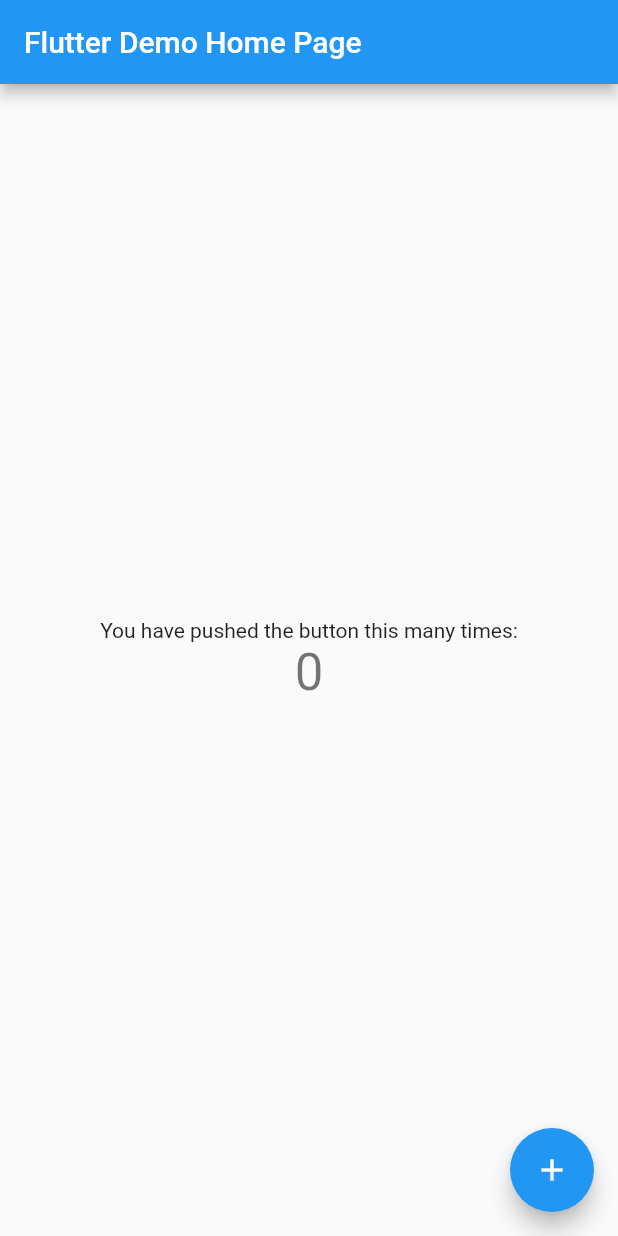
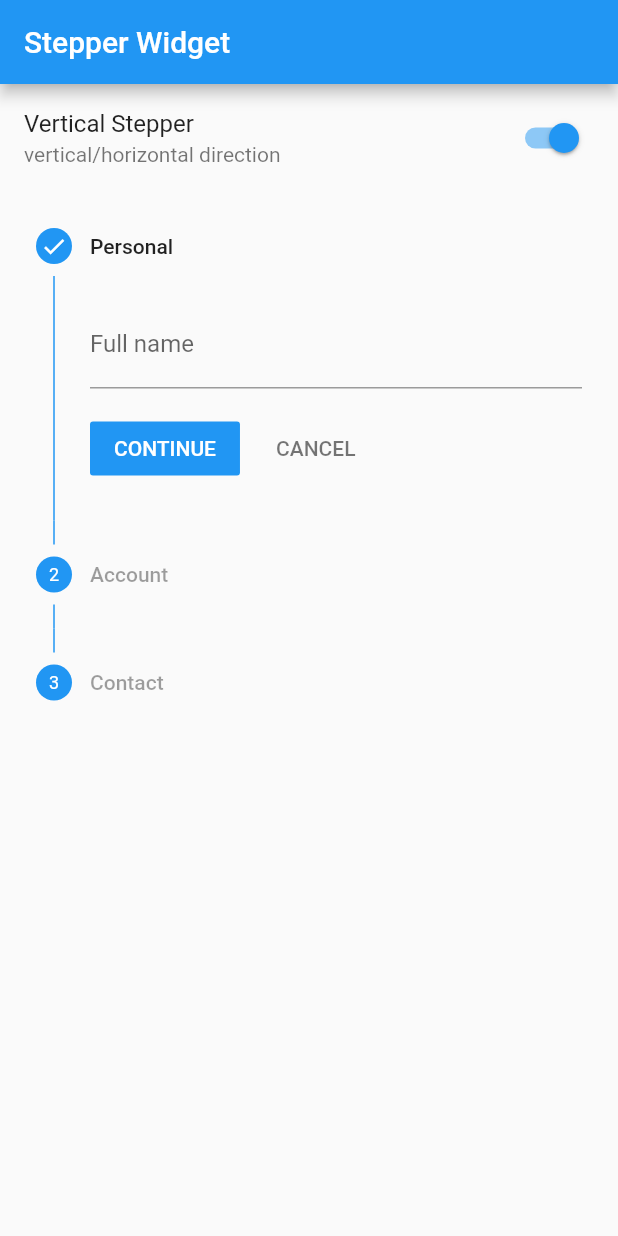
Before and after one commit to Faiz-rhm/Flutter_Widgets, a Flutter app: the screen it shows after launch, on a phone screen of 412 x 824 dp. Run offline on Flutter 3.47's test engine with Material 2 defaults, Android fonts, the phone set to English and light mode, and no system bars.

Commit message:
Add Stepper Widget

```diff
--- a/lib/main.dart
+++ b/lib/main.dart
@@ -1,4 +1,5 @@
 import 'package:flutter/material.dart';
+import 'package:flutter_widgets/widgets/stepperWidget.dart';
 
 void main() {
   runApp(const MyApp());
@@ -11,7 +12,8 @@ class MyApp extends StatelessWidget {
   @override
   Widget build(BuildContext context) {
     return MaterialApp(
-      title: 'Flutter Demo',
+      debugShowCheckedModeBanner: false,
+      title: 'Flutter Widgets',
       theme: ThemeData(
         // This is the theme of your application.
         //
@@ -24,92 +26,7 @@ class MyApp extends StatelessWidget {
         // is not restarted.
         primarySwatch: Colors.blue,
       ),
-      home: const MyHomePage(title: 'Flutter Demo Home Page'),
+      home: const StepperWidget()
     );
   }
 }
-
-class MyHomePage extends StatefulWidget {
-  const MyHomePage({Key? key, required this.title}) : super(key: key);
-
-  // This widget is the home page of your application. It is stateful, meaning
-  // that it has a State object (defined below) that contains fields that affect
-  // how it looks.
-
-  // This class is the configuration for the state. It holds the values (in this
-  // case the title) provided by the parent (in this case the App widget) and
-  // used by the build method of the State. Fields in a Widget subclass are
-  // always marked "final".
-
-  final String title;
-
-  @override
-  State<MyHomePage> createState() => _MyHomePageState();
-}
-
-class _MyHomePageState extends State<MyHomePage> {
-  int _counter = 0;
-
-  void _incrementCounter() {
-    setState(() {
-      // This call to setState tells the Flutter framework that something has
-      // changed in this State, which causes it to rerun the build method below
-      // so that the display can reflect the updated values. If we changed
-      // _counter without calling setState(), then the build method would not be
-      // called again, and so nothing would appear to happen.
-      _counter++;
-    });
-  }
-
-  @override
-  Widget build(BuildContext context) {
-    // This method is rerun every time setState is called, for instance as done
-    // by the _incrementCounter method above.
-    //
-    // The Flutter framework has been optimized to make rerunning build methods
-    // fast, so that you can just rebuild anything that needs updating rather
-    // than having to individually change instances of widgets.
-    return Scaffold(
-      appBar: AppBar(
-        // Here we take the value from the MyHomePage object that was created by
-        // the App.build method, and use it to set our appbar title.
-        title: Text(widget.title),
-      ),
-      body: Center(
-        // Center is a layout widget. It takes a single child and positions it
-        // in the middle of the parent.
-        child: Column(
-          // Column is also a layout widget. It takes a list of children and
-          // arranges them vertically. By default, it sizes itself to fit its
-          // children horizontally, and tries to be as tall as its parent.
-          //
-          // Invoke "debug painting" (press "p" in the console, choose the
-          // "Toggle Debug Paint" action from the Flutter Inspector in Android
-          // Studio, or the "Toggle Debug Paint" command in Visual Studio Code)
-          // to see the wireframe for each widget.
-          //
-          // Column has various properties to control how it sizes itself and
-          // how it positions its children. Here we use mainAxisAlignment to
-          // center the children vertically; the main axis here is the vertical
-          // axis because Columns are vertical (the cross axis would be
-          // horizontal).
-          mainAxisAlignment: MainAxisAlignment.center,
-          children: <Widget>[
-            const Text(
-              'You have pushed the button this many times:',
-            ),
-            Text(
-              '$_counter',
-              style: Theme.of(context).textTheme.headline4,
-            ),
-          ],
-        ),
-      ),
-      floatingActionButton: FloatingActionButton(
-        onPressed: _incrementCounter,
-        tooltip: 'Increment',
-        child: const Icon(Icons.add),
-      ), // This trailing comma makes auto-formatting nicer for build methods.
-    );
-  }
-}
--- /dev/null
+++ b/lib/widgets/stepperWidget.dart
@@ -0,0 +1,117 @@
+import 'package:flutter/material.dart';
+
+class StepperWidget extends StatefulWidget {
+  const StepperWidget({Key? key}) : super(key: key);
+
+  @override
+  State<StepperWidget> createState() => _StepperWidgetState();
+}
+
+class _StepperWidgetState extends State<StepperWidget> {
+
+  int  _currentStepper = 0;
+
+  _stepTapped(int step){
+    setState(() => _currentStepper = step);
+  }
+
+  _stepContinue(){
+    _currentStepper < 2 ? setState(() => _currentStepper += 1) : null;
+  }
+
+  _stepCancel(){
+    _currentStepper > 0 ? setState(() => _currentStepper -= 1) : null;
+  }
+
+  bool _isVerticalStepper = true;
+
+  @override
+  Widget build(BuildContext context) {
+    return Scaffold(
+      appBar: AppBar(
+        title: const Text('Stepper Widget'),
+      ),
+      body: Column(
+        children: [
+          SwitchListTile(
+            title: const Text('Vertical Stepper'),
+            subtitle: const Text('vertical/horizontal direction'),
+            value: _isVerticalStepper,
+            onChanged: (_){
+              setState(() {
+                _isVerticalStepper = !_isVerticalStepper;
+              });
+            },
+          ),
+          Expanded(
+            child: Stepper(
+              type: _isVerticalStepper
+                ? StepperType.vertical
+                : StepperType.horizontal,
+              physics: const ScrollPhysics(),
+              currentStep: _currentStepper,
+              onStepTapped: (step) => _stepTapped(step),
+              onStepContinue: _stepContinue,
+              onStepCancel: _stepCancel,
+              steps: [
+                Step(
+                  title: const Text('Personal'),
+                  content: Column(
+                    children: [
+                      TextFormField(
+                        decoration: const InputDecoration(
+                          labelText: 'Full name'
+                        ),
+                      )
+                    ],
+                  ),
+                  isActive: _currentStepper >= 0,
+                  state: _currentStepper >= 0
+                    ? StepState.complete
+                    : StepState.disabled
+                ),
+                Step(
+                  title: const Text('Account'),
+                  content: Column(
+                    children: [
+                      TextFormField(
+                        decoration: const InputDecoration(
+                          labelText: 'Email Address'
+                        ),
+                      ),
+                      TextFormField(
+                        decoration: const InputDecoration(
+                          labelText: 'Password'
+                        ),
+                      )
+                    ],
+                  ),
+                  isActive: _currentStepper >= 0,
+                  state: _currentStepper >= 1
+                    ? StepState.complete
+                    : StepState.disabled
+                ),
+                Step(
+                  title: const Text('Contact'),
+                  content: Column(
+                    children: [
+                      TextFormField(
+                        decoration: const InputDecoration(
+                          labelText: 'Contact Number'
+                        ),
+                      )
+                    ],
+                  ),
+                  isActive: _currentStepper >= 0,
+                  state: _currentStepper >= 2
+                    ? StepState.complete
+                    : StepState.disabled
+                )
+              ]
+            ),
+          )
+        ],
+      )
+    );
+  }
+}
```
